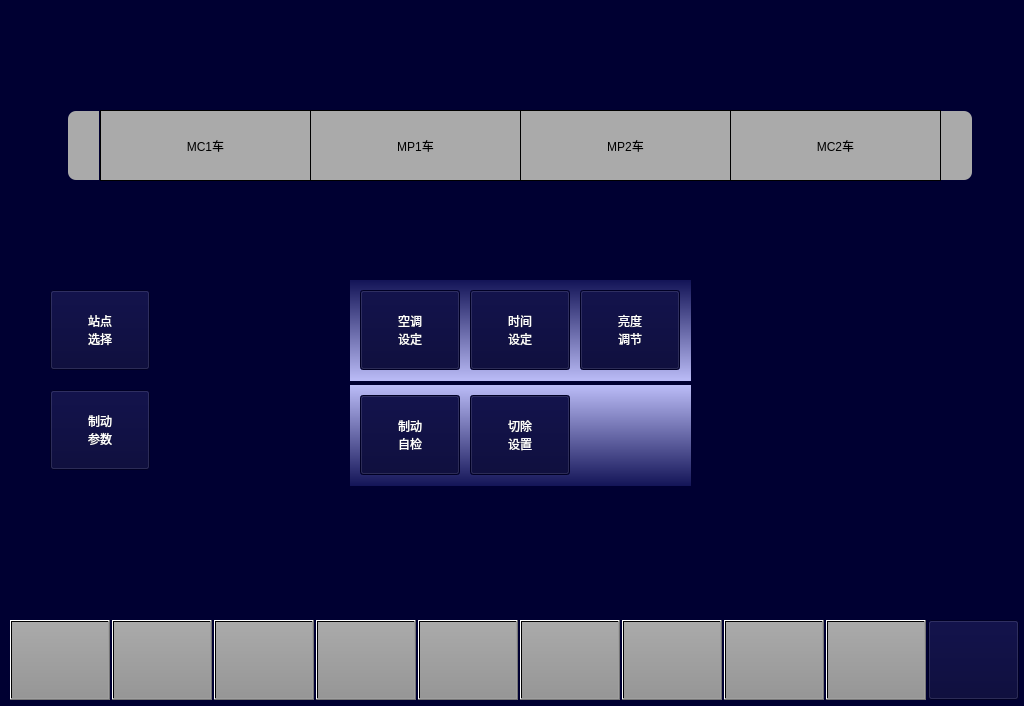
This is vehiclesetpage.ui in 994656234/HHL as Qt 5 draws it before an edit. The edited form follows.
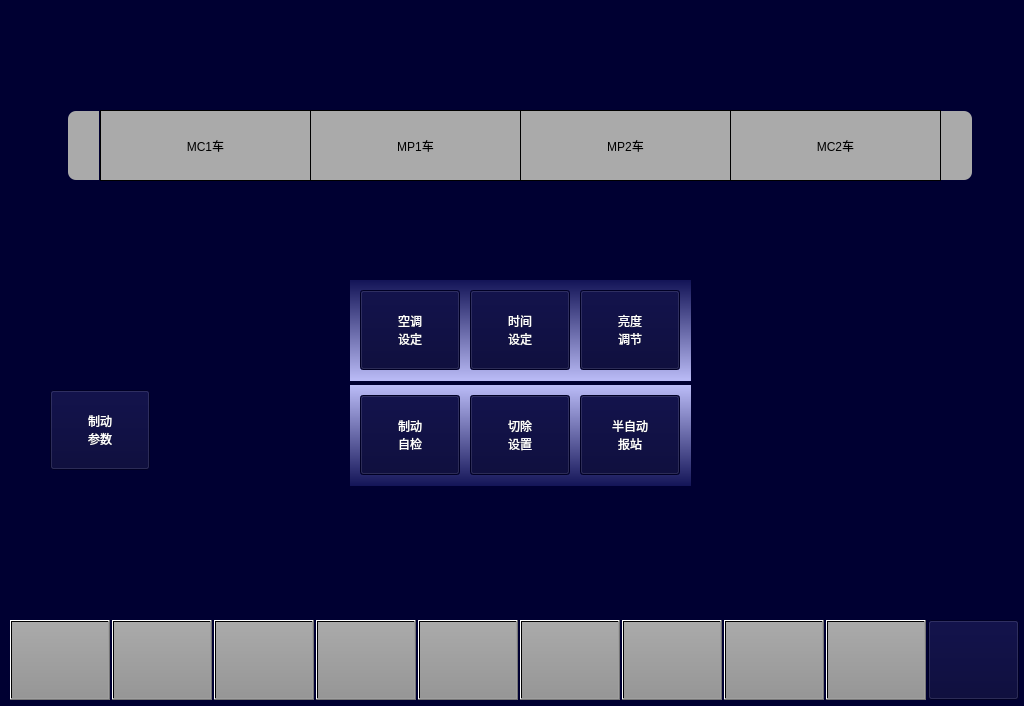
This is the edited form. Icons and pictures are not drawn.

The edit to the form file:
```diff
--- a/vehiclesetpage.ui
+++ b/vehiclesetpage.ui
@@ -327,11 +327,11 @@
     <string/>
    </property>
   </widget>
-  <widget class="QPushButton" name="BTN_queryStation">
+  <widget class="QPushButton" name="BTN_simulateStation">
    <property name="geometry">
     <rect>
-     <x>50</x>
-     <y>290</y>
+     <x>580</x>
+     <y>395</y>
      <width>100</width>
      <height>80</height>
     </rect>
@@ -342,8 +342,8 @@
 font:20px &quot;微软雅黑&quot;;</string>
    </property>
    <property name="text">
-    <string>站点
-选择</string>
+    <string>半自动
+报站</string>
    </property>
   </widget>
   <widget class="QPushButton" name="BTN_setAirCondition">
@@ -512,6 +512,7 @@
     <string/>
    </property>
   </widget>
+  <zorder>lbl2</zorder>
   <zorder>label_7</zorder>
   <zorder>BTN1</zorder>
   <zorder>BTNHome</zorder>
@@ -528,10 +529,9 @@
   <zorder>LBLMP1</zorder>
   <zorder>LBLM1</zorder>
   <zorder>lbl1</zorder>
-  <zorder>BTN_queryStation</zorder>
+  <zorder>BTN_simulateStation</zorder>
   <zorder>BTN_setAirCondition</zorder>
   <zorder>BTN_setBrakeParam</zorder>
-  <zorder>lbl2</zorder>
   <zorder>BTN_setLight</zorder>
   <zorder>BTN_setBrakeTest</zorder>
   <zorder>BTN_setTime</zorder>
```
